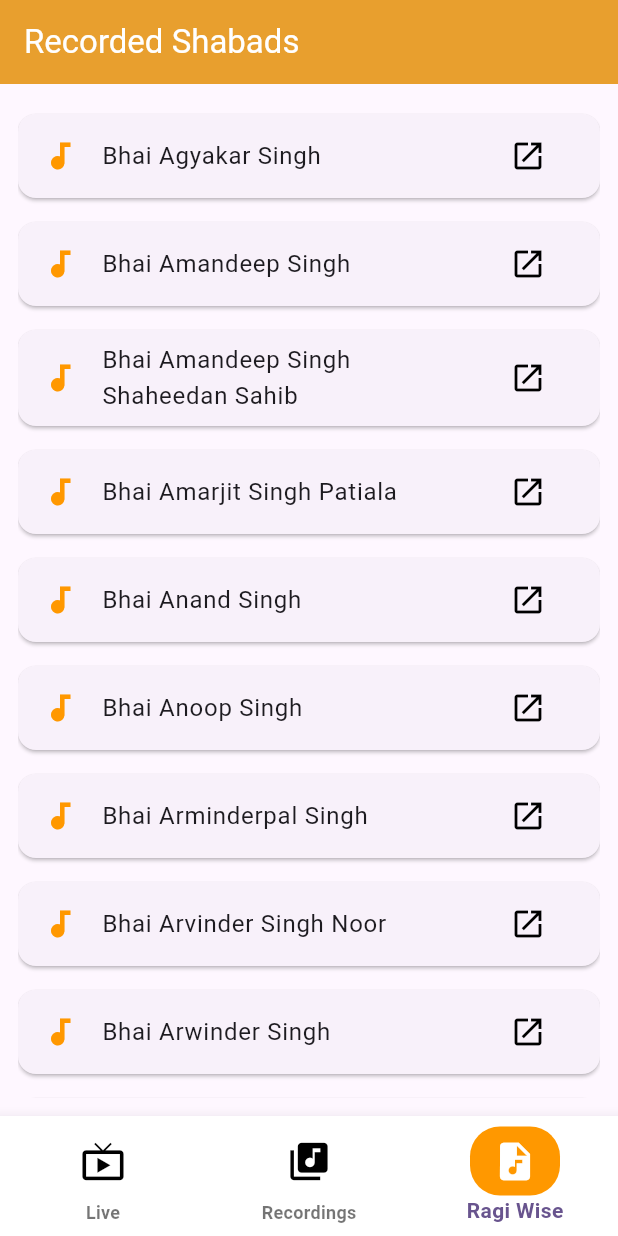
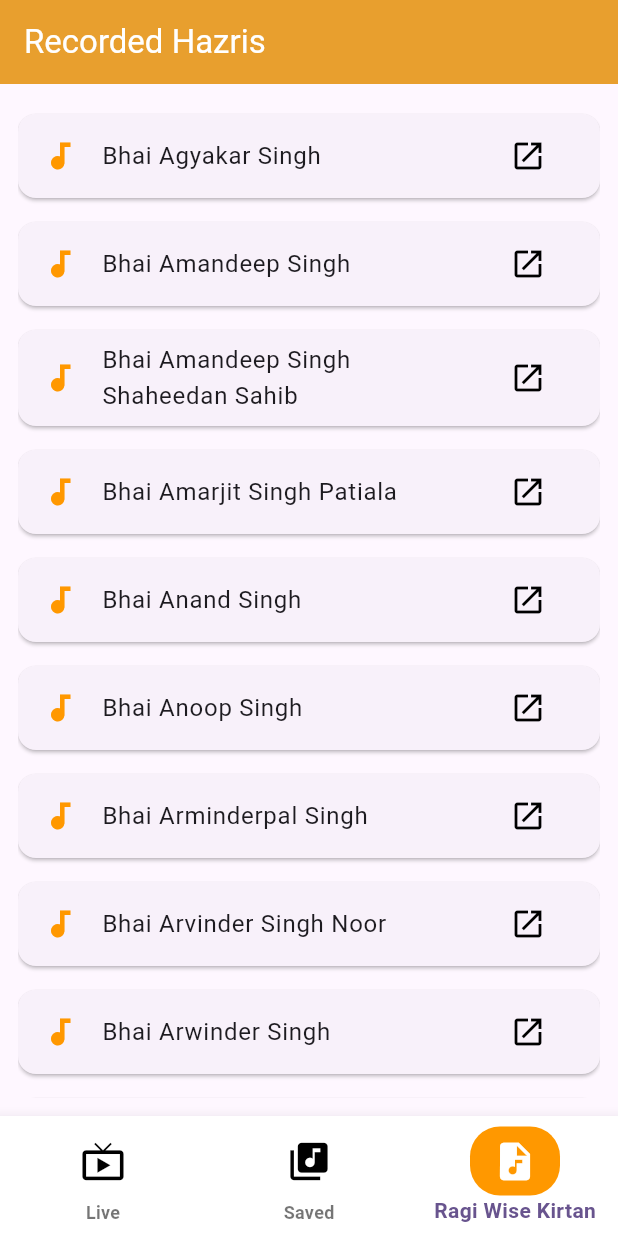
Before and after one commit to karandeep-3154/Live-Kirtan-App, a Flutter app: the screen it shows after launch, item 3 of the bottom bar chosen, on a phone screen of 412 x 824 dp. Run offline on Flutter 3.47's test engine with Material 3 defaults, Android fonts, the phone set to English and light mode, and no system bars; our stand-ins replace flutter_svg, just_audio, share_plus; missing offline and left inert: record.

Commit message:
Minor Bugs Fixed

```diff
--- a/lib/screens/darbar_sahib_kirtan_player.dart
+++ b/lib/screens/darbar_sahib_kirtan_player.dart
@@ -91,7 +91,7 @@ class _AudioPlayerWidgetState extends State<AudioPlayerWidget> {
       if (response.statusCode == 200) {
         final directory = await getExternalStorageDirectory();
         final filePath =
-            "${directory!.path}/downloaded_audio_${DateTime.now().millisecondsSinceEpoch}.mp3";
+            "${directory!.path}/downloaded_audio_${widget.subtitle}";
         final file = File(filePath);
         await file.writeAsBytes(response.bodyBytes);
         _showMessage(context, "Downloaded successfully to $filePath");
@@ -141,7 +141,7 @@ class _AudioPlayerWidgetState extends State<AudioPlayerWidget> {
                   widget.imageAssetPath,
                   width: double.infinity,
                   height: 300,
-                  fit: BoxFit.cover,
+                  fit: BoxFit.fill,
                 ),
               ),
             ),
--- a/lib/screens/mainscreen.dart
+++ b/lib/screens/mainscreen.dart
@@ -98,7 +98,7 @@ class CustomBottomNavBarState extends State<CustomBottomNavBar> {
               ),
             ),
           ),
-          label: 'Recordings',
+          label: 'Saved',
         ),
         BottomNavigationBarItem(
           icon: Container(
@@ -116,7 +116,7 @@ class CustomBottomNavBarState extends State<CustomBottomNavBar> {
               ),
             ),
           ),
-          label: 'Ragi Wise',
+          label: 'Ragi Wise Kirtan',
         ),
       ],
 
--- a/lib/screens/ragi_list.dart
+++ b/lib/screens/ragi_list.dart
@@ -35,7 +35,7 @@ class _RagiListScreenState extends State<RagiListScreen> {
     return Scaffold(
       appBar: AppBar(
         backgroundColor: const Color.fromRGBO(232, 159, 46, 1.0),
-        title: const Text("Recorded Shabads", style: TextStyle(color: Colors.white)),
+        title: const Text("Recorded Hazris ", style: TextStyle(color: Colors.white)),
       ),
       body: Padding(
         padding: const EdgeInsets.all(12),
```
